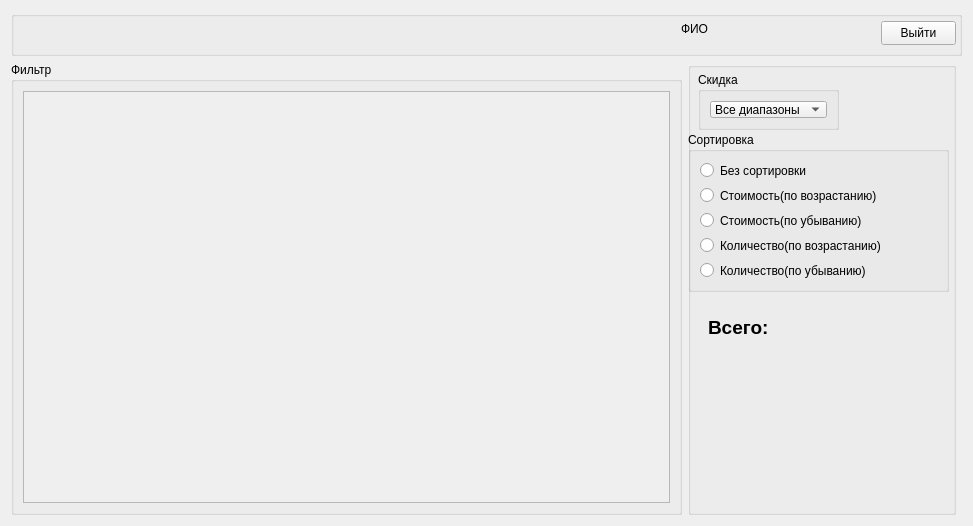
Before: the Qt Designer form form.ui in dcherep/funicture, drawn with Qt 5.
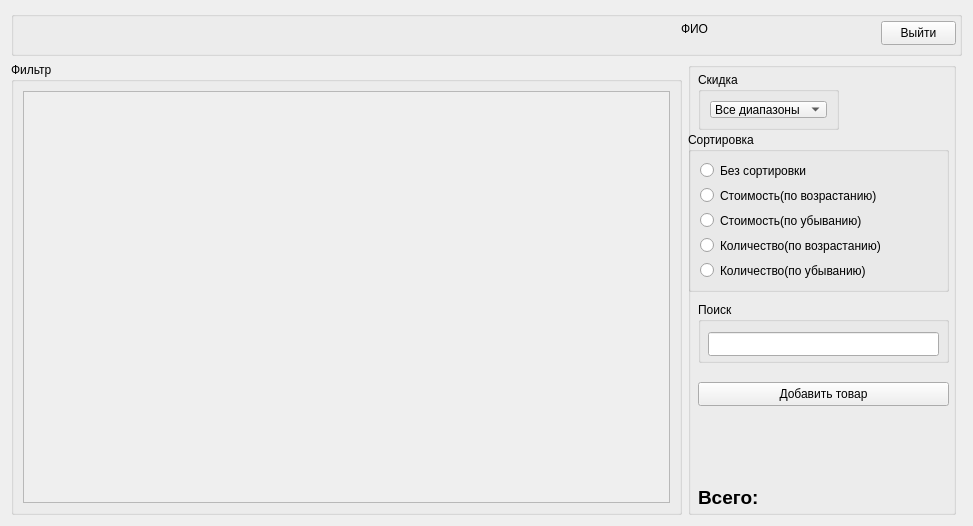
After: the same form once the commit is applied.

```diff
--- a/form.ui
+++ b/form.ui
@@ -177,8 +177,8 @@
      <widget class="QLabel" name="label_2">
       <property name="geometry">
        <rect>
-        <x>20</x>
-        <y>250</y>
+        <x>10</x>
+        <y>420</y>
         <width>101</width>
         <height>31</height>
        </rect>
@@ -193,6 +193,42 @@
        <string>Всего:</string>
       </property>
      </widget>
+     <widget class="QGroupBox" name="groupBox_6">
+      <property name="geometry">
+       <rect>
+        <x>10</x>
+        <y>240</y>
+        <width>251</width>
+        <height>61</height>
+       </rect>
+      </property>
+      <property name="title">
+       <string>Поиск</string>
+      </property>
+      <widget class="QLineEdit" name="lineEdit">
+       <property name="geometry">
+        <rect>
+         <x>10</x>
+         <y>30</y>
+         <width>231</width>
+         <height>24</height>
+        </rect>
+       </property>
+      </widget>
+     </widget>
+     <widget class="QPushButton" name="pushButton_2">
+      <property name="geometry">
+       <rect>
+        <x>10</x>
+        <y>320</y>
+        <width>251</width>
+        <height>24</height>
+       </rect>
+      </property>
+      <property name="text">
+       <string>Добавить товар</string>
+      </property>
+     </widget>
     </widget>
    </item>
   </layout>
```
Left out of the diff: 4 changed lines with no effect on the pictures.
